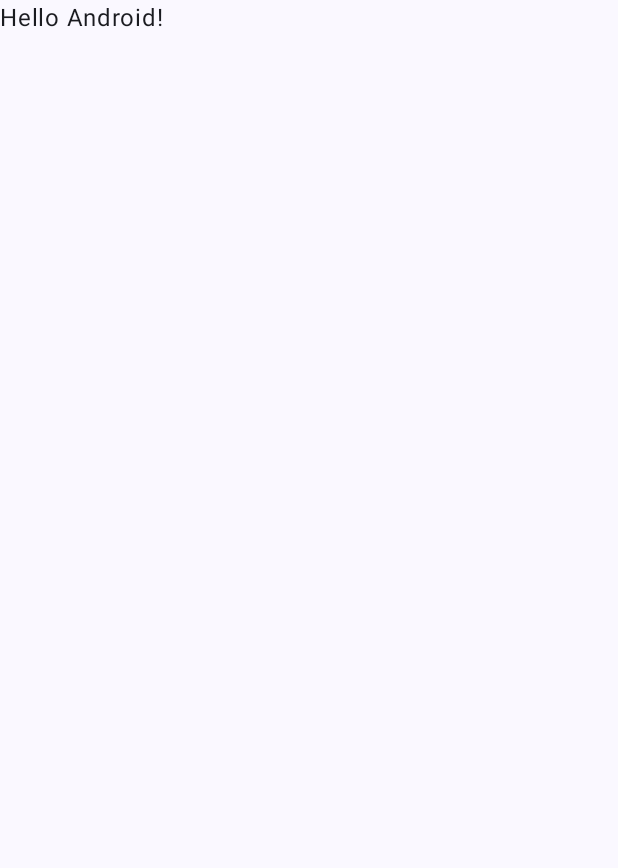
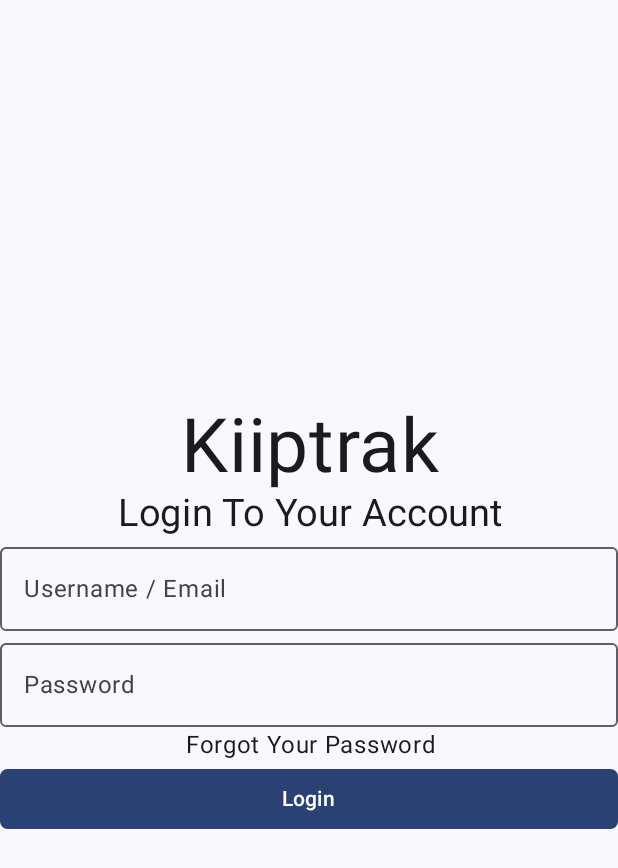
Before and after one commit to bluechiptony/kiiptrak-android, an Android app built with Jetpack Compose: the screen it shows after launch (MainActivity), on a phone screen of 412 x 824 dp. Before the commit the part shown is almost empty. Shown: the top 868 px of the screen. Run offline under Robolectric (Android 15) with nearby library versions, the phone set to English and light mode, and no system bars.

Commit message:
basic login controls

```diff
--- a/app/build.gradle.kts
+++ b/app/build.gradle.kts
@@ -59,6 +59,9 @@ dependencies {
     implementation(libs.androidx.ui.graphics)
     implementation(libs.androidx.ui.tooling.preview)
     implementation(libs.androidx.material3)
+    implementation(platform(libs.androidx.compose.bom.v20240800))
+    implementation(libs.material3)
+    implementation (libs.androidx.material.icons.extended)
     testImplementation(libs.junit)
     androidTestImplementation(libs.androidx.junit)
     androidTestImplementation(libs.androidx.espresso.core)
--- a/app/src/main/java/ng/temedia/kiiptrak/MainActivity.kt
+++ b/app/src/main/java/ng/temedia/kiiptrak/MainActivity.kt
@@ -4,14 +4,29 @@ import android.os.Bundle
 import androidx.activity.ComponentActivity
 import androidx.activity.compose.setContent
 import androidx.activity.enableEdgeToEdge
+import androidx.compose.foundation.layout.Arrangement
+import androidx.compose.foundation.layout.Column
 import androidx.compose.foundation.layout.fillMaxSize
+import androidx.compose.foundation.layout.fillMaxWidth
 import androidx.compose.foundation.layout.padding
-import androidx.compose.material3.Scaffold
+import androidx.compose.foundation.shape.RoundedCornerShape
+import androidx.compose.material3.Button
+import androidx.compose.material3.OutlinedTextField
+import androidx.compose.material3.Surface
 import androidx.compose.material3.Text
 import androidx.compose.runtime.Composable
+import androidx.compose.runtime.getValue
+import androidx.compose.runtime.mutableStateOf
+import androidx.compose.runtime.setValue
+import androidx.compose.ui.Alignment
 import androidx.compose.ui.Modifier
+import androidx.compose.ui.text.style.TextAlign
 import androidx.compose.ui.tooling.preview.Preview
+import androidx.compose.ui.unit.dp
+import androidx.compose.ui.unit.sp
+import androidx.lifecycle.ViewModel
 import ng.temedia.kiiptrak.ui.theme.KiiptrakTheme
+
 
 class MainActivity : ComponentActivity() {
     override fun onCreate(savedInstanceState: Bundle?) {
@@ -19,29 +34,83 @@ class MainActivity : ComponentActivity() {
         enableEdgeToEdge()
         setContent {
             KiiptrakTheme {
-                Scaffold(modifier = Modifier.fillMaxSize()) { innerPadding ->
-                    Greeting(
-                        name = "Android",
-                        modifier = Modifier.padding(innerPadding)
-                    )
+                Surface(modifier = Modifier.fillMaxSize()) {
+
+                    LoginActivityControls(loginMessage = "Kiiptrak", subText = "Login To Your Account")
                 }
             }
         }
     }
 }
 
+class TextViewModel:ViewModel(){
+    var text by mutableStateOf("")
+        private set
+    fun updateText(passedText:String){
+        text = passedText
+    }
+}
+
+
 @Composable
-fun Greeting(name: String, modifier: Modifier = Modifier) {
-    Text(
-        text = "Hello $name!",
-        modifier = modifier
+fun LoginActivityControls(loginMessage:String, subText:String, modifier: Modifier = Modifier){
+    modifier.padding(all = 50.dp)
+    val textModel = TextViewModel()
+    Column (verticalArrangement =Arrangement.Center , horizontalAlignment = Alignment.CenterHorizontally){
+        Text(text = loginMessage, fontSize = 50.sp, lineHeight = 60.sp, textAlign = TextAlign.Center)
+        Text(text = subText, fontSize = 25.sp, textAlign = TextAlign.Center)
+        ValidatingInputTextField( textLabel = "Username / Email", textValue =  textModel.text, updateState = { input-> textModel.updateText(input) })
+        ValidatingPasswordTextField( textLabel = "Password", textValue =  textModel.text, updateState = { input-> textModel.updateText(input) })
+        ForgotPasswordText()
+        LoginButton(text = "Login", onclick = { /*TODO*/ })
+    }
+}
+
+@Composable
+fun LoginButton(text:String, onclick:()-> Unit){
+    Button(
+        onClick = { onclick() },
+        shape = RoundedCornerShape(5.dp),
+        modifier = Modifier.fillMaxWidth()
+    ) {
+        Text(text = text)
+    }
+}
+
+
+@Composable
+fun ValidatingInputTextField( textLabel:String, updateState:(String) -> Unit , textValue:String){
+    OutlinedTextField(
+        value = textValue,
+        onValueChange = updateState,
+        label = { Text(text = textLabel)},
+        modifier = Modifier.fillMaxWidth()
     )
 }
 
+@Composable
+fun ValidatingPasswordTextField( textLabel:String, updateState:(String) -> Unit , textValue:String){
+    OutlinedTextField(
+        value = textValue,
+        onValueChange = updateState,
+        label = { Text(text = textLabel)},
+        modifier = Modifier.fillMaxWidth()
+    )
+}
+
+
+@Composable
+fun ForgotPasswordText(){
+    Text(text = "Forgot Your Password", textAlign = TextAlign.End)
+}
+
+
+
+
 @Preview(showBackground = true)
 @Composable
-fun GreetingPreview() {
+fun KiiptrakLoginPreview() {
     KiiptrakTheme {
-        Greeting("Android")
+        LoginActivityControls(loginMessage = "Kiiptrak", subText = "Login To Your Account")
     }
 }
--- a/gradle/libs.versions.toml
+++ b/gradle/libs.versions.toml
@@ -1,5 +1,6 @@
 [versions]
-agp = "8.5.0"
+agp = "8.5.1"
+composeBomVersion = "2024.08.00"
 kotlin = "1.9.0"
 coreKtx = "1.13.1"
 junit = "4.13.2"
@@ -10,7 +11,9 @@ activityCompose = "1.9.0"
 composeBom = "2024.04.01"
 
 [libraries]
+androidx-compose-bom-v20240800 = { module = "androidx.compose:compose-bom", version.ref = "composeBomVersion" }
 androidx-core-ktx = { group = "androidx.core", name = "core-ktx", version.ref = "coreKtx" }
+androidx-material-icons-extended = { module = "androidx.compose.material:material-icons-extended" }
 junit = { group = "junit", name = "junit", version.ref = "junit" }
 androidx-junit = { group = "androidx.test.ext", name = "junit", version.ref = "junitVersion" }
 androidx-espresso-core = { group = "androidx.test.espresso", name = "espresso-core", version.ref = "espressoCore" }
@@ -24,6 +27,7 @@ androidx-ui-tooling-preview = { group = "androidx.compose.ui", name = "ui-toolin
 androidx-ui-test-manifest = { group = "androidx.compose.ui", name = "ui-test-manifest" }
 androidx-ui-test-junit4 = { group = "androidx.compose.ui", name = "ui-test-junit4" }
 androidx-material3 = { group = "androidx.compose.material3", name = "material3" }
+material3 = { module = "androidx.compose.material3:material3" }
 
 [plugins]
 android-application = { id = "com.android.application", version.ref = "agp" }
```
